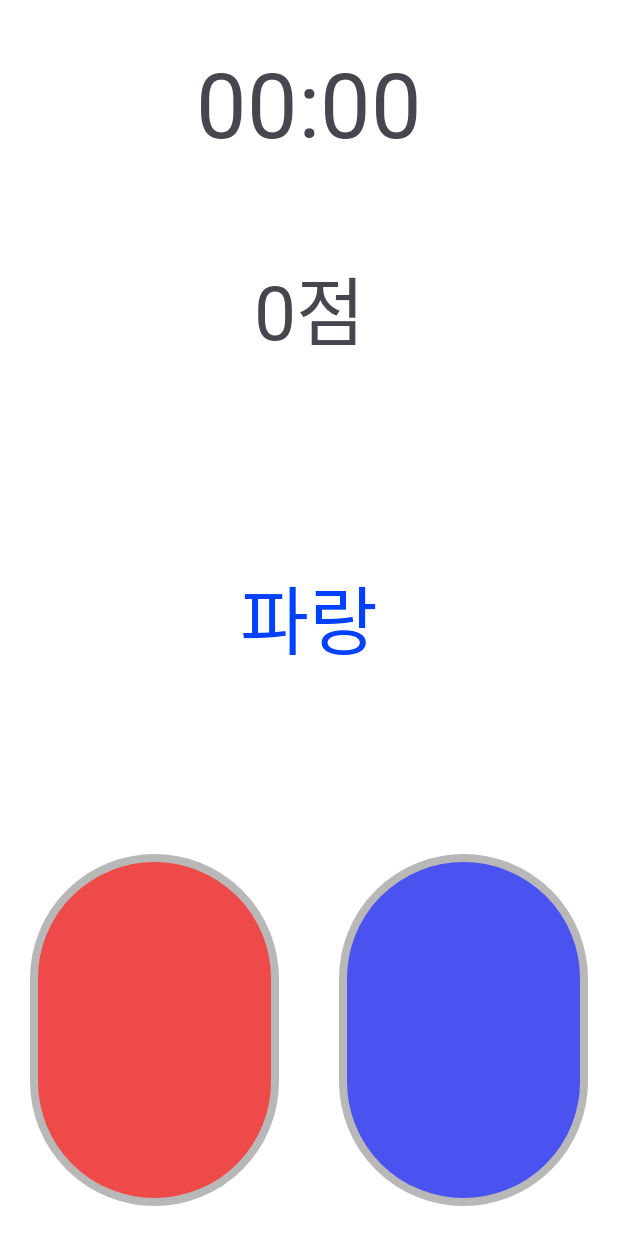
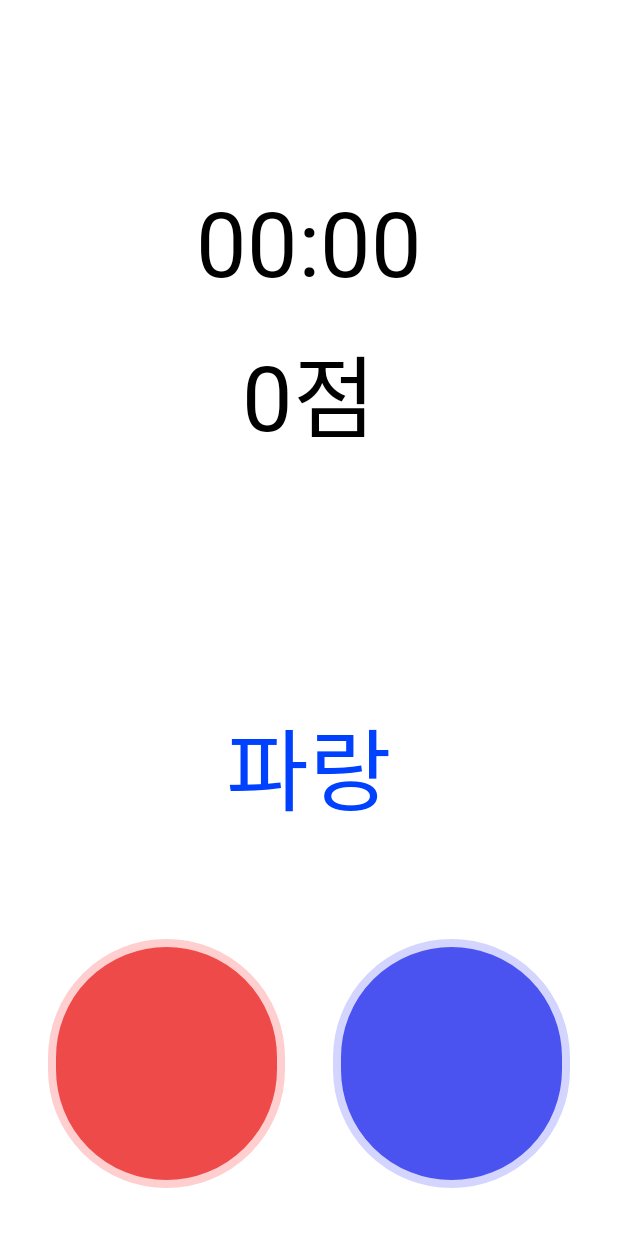
Before and after one commit to Mintaeoi/minigame, an Android app: the Game3Activity screen opened directly, with no data from a screen before it, on a phone screen of 412 x 824 dp. Run offline under Robolectric (Android 15) with nearby library versions, the phone set to English and light mode, and no system bars.

Commit message:
fix : 기타 오류 수정 및 편의성 강화 코드 작업

```diff
--- a/src/main/res/drawable/button_game1.xml
+++ b/src/main/res/drawable/button_game1.xml
@@ -20,7 +20,7 @@
                 />
             <stroke
                 android:width="10dp"
-                android:color="#989898"
+                android:color="#FFE6E6"
                 />
         </shape>
     </item>
@@ -46,7 +46,7 @@
                 />
             <stroke
                 android:width="10dp"
-                android:color="#7A7A7A"
+                android:color="#E6D0D0"
                 />
 
         </shape>
--- a/src/main/res/drawable/button_game3_blue.xml
+++ b/src/main/res/drawable/button_game3_blue.xml
@@ -20,7 +20,7 @@
                 />
             <stroke
                 android:width="5dp"
-                android:color="#B8B8B8"
+                android:color="#D4D5FF"
                 />
         </shape>
     </item>
@@ -46,7 +46,7 @@
                 />
             <stroke
                 android:width="5dp"
-                android:color="#B8B8B8"
+                android:color="#C0C1E8"
                 />
 
         </shape>
--- a/src/main/res/drawable/button_game3_red.xml
+++ b/src/main/res/drawable/button_game3_red.xml
@@ -20,7 +20,7 @@
                 />
             <stroke
                 android:width="5dp"
-                android:color="#B8B8B8"
+                android:color="#FFCECE"
                 />
         </shape>
     </item>
@@ -46,7 +46,7 @@
                 />
             <stroke
                 android:width="5dp"
-                android:color="#B8B8B8"
+                android:color="#E0B4B4"
                 />
 
         </shape>
--- a/src/main/res/drawable/button_game6_circle_red.xml
+++ b/src/main/res/drawable/button_game6_circle_red.xml
@@ -5,14 +5,14 @@
         <shape xmlns:android="http://schemas.android.com/apk/res/android">
             <solid android:color="#EF4A4A"/> <!-- 버튼의 색상 -->
             <corners android:radius="50dp"/> <!-- 코너 반경을 크게 설정 -->
-            <stroke android:width="2dp" android:color="#B8B8B8"/>
+            <stroke android:width="2dp" android:color="#FFD7D7"/>
         </shape>
     </item>
     <item android:state_pressed="true">
         <shape xmlns:android="http://schemas.android.com/apk/res/android">
             <solid android:color="#D64242"/> <!-- 버튼의 색상 -->
             <corners android:radius="50dp"/> <!-- 코너 반경을 크게 설정 -->
-            <stroke android:width="2dp" android:color="#B8B8B8"/>
+            <stroke android:width="2dp" android:color="#E0BDBD"/>
         </shape>
     </item>
 </selector>
--- a/src/main/res/layout/activity_game3.xml
+++ b/src/main/res/layout/activity_game3.xml
@@ -1,105 +1,87 @@
 <?xml version="1.0" encoding="utf-8"?>
 <RelativeLayout xmlns:android="http://schemas.android.com/apk/res/android"
     android:layout_width="match_parent"
-    android:layout_height="match_parent">
+    android:layout_height="match_parent"
+    android:background="#FFFFFF">  <!-- 전체 배경색 변경 -->
 
     <LinearLayout
         android:layout_width="match_parent"
         android:layout_height="match_parent"
         android:orientation="vertical"
-        android:background="#FFFFFF">
+        android:padding="16dp">  <!-- 패딩 추가 -->
 
         <LinearLayout
             android:layout_width="match_parent"
-            android:layout_height="match_parent"
-            android:layout_weight="1"
-            android:orientation="vertical">
-
-            <LinearLayout
-                android:layout_width="match_parent"
-                android:layout_height="match_parent"
-                android:layout_weight="1"
-                android:orientation="vertical">
+            android:layout_height="0dp"
+            android:layout_weight="2"
+            android:orientation="vertical"
+            android:gravity="center">
 
             <TextView
                 android:id="@+id/textView_game3_time"
                 android:layout_width="match_parent"
-                    android:layout_height="match_parent"
+                android:layout_height="wrap_content"
                 android:text="00:00"
                 android:textSize="60sp"
                 android:gravity="center"
-                    android:fontFamily="@font/timernum2"/>
+                android:fontFamily="@font/timernum2"
+                android:textColor="#000000"
+                android:layout_marginBottom="8dp"/>
+
+            <TextView
+                android:id="@+id/textView_game3_score"
+                android:layout_width="match_parent"
+                android:layout_height="wrap_content"
+                android:fontFamily="@font/timernum"
+                android:gravity="center"
+                android:text="0점"
+                android:textSize="60sp"
+                android:textColor="#000000"
+                android:layout_marginTop="8dp"/>  <!-- 위 여백 추가 -->
         </LinearLayout>
 
         <LinearLayout
             android:layout_width="match_parent"
-                android:layout_height="match_parent"
+            android:layout_height="0dp"
             android:layout_weight="1"
-                android:orientation="vertical">
-
-                <TextView
-                    android:id="@+id/textView_game3_score"
-                    android:layout_width="match_parent"
-                    android:layout_height="match_parent"
-                    android:fontFamily="@font/timernum"
-                    android:gravity="center"
-                    android:text="0점"
-                    android:textSize="50sp" />
-            </LinearLayout>
-        </LinearLayout>
-
-        <LinearLayout
-            android:layout_width="match_parent"
-            android:layout_height="match_parent"
-            android:layout_weight="1"
-            android:orientation="vertical">
+            android:orientation="vertical"
+            android:gravity="center">
 
             <TextView
                 android:id="@+id/textView_game3_color"
                 android:layout_width="match_parent"
-                android:layout_height="match_parent"
+                android:layout_height="wrap_content"
                 android:fontFamily="@font/timernum"
                 android:gravity="center"
                 android:text="빨강"
-                android:textSize="50sp"
+                android:textSize="60sp"
                 android:textColor="#000000"/>
         </LinearLayout>
 
         <LinearLayout
             android:layout_width="match_parent"
-            android:layout_height="match_parent"
+            android:layout_height="0dp"
             android:layout_weight="1"
-            android:orientation="horizontal">
-
-            <LinearLayout
-                android:layout_width="match_parent"
-                android:layout_height="match_parent"
-                android:layout_weight="1"
-                android:orientation="vertical">
+            android:orientation="horizontal"
+            android:gravity="center">
 
             <android.widget.Button
                 android:id="@+id/button_game3_red"
-                    android:layout_width="match_parent"
+                android:layout_width="0dp"
                 android:layout_height="match_parent"
+                android:layout_weight="1"
                 android:text=""
                 android:background="@drawable/button_game3_red"
-                    android:layout_margin="20sp"/>
-            </LinearLayout>
-
-            <LinearLayout
-                android:layout_width="match_parent"
-                android:layout_height="match_parent"
-                android:layout_weight="1"
-                android:orientation="vertical">
+                android:layout_margin="16dp"/>  <!-- 여백 추가 -->
 
             <android.widget.Button
                 android:id="@+id/button_game3_blue"
-                    android:layout_width="match_parent"
+                android:layout_width="0dp"
                 android:layout_height="match_parent"
+                android:layout_weight="1"
                 android:text=""
                 android:background="@drawable/button_game3_blue"
-                    android:layout_margin="20sp"/>
-            </LinearLayout>
+                android:layout_margin="16dp"/>  <!-- 여백 추가 -->
         </LinearLayout>
     </LinearLayout>
 </RelativeLayout>
```
Also changed, not shown: src/main/java/com/example/minigame/Game3Activity.java (+10 -0 lines), src/main/java/com/example/minigame/Game4Activity.java (+10 -0 lines), src/main/java/com/example/minigame/Game5Activity.java (+10 -0 lines), src/main/java/com/example/minigame/Game6Activity.java (+99 -39 lines), src/main/java/com/example/minigame/MainActivity.java (+18 -2 lines), src/main/res/drawable/button_game6_circle.xml (+4 -4 lines), src/main/res/layout/activity_main.xml (+4 -4 lines). Lines whose indentation alone changed are shown as unchanged.
